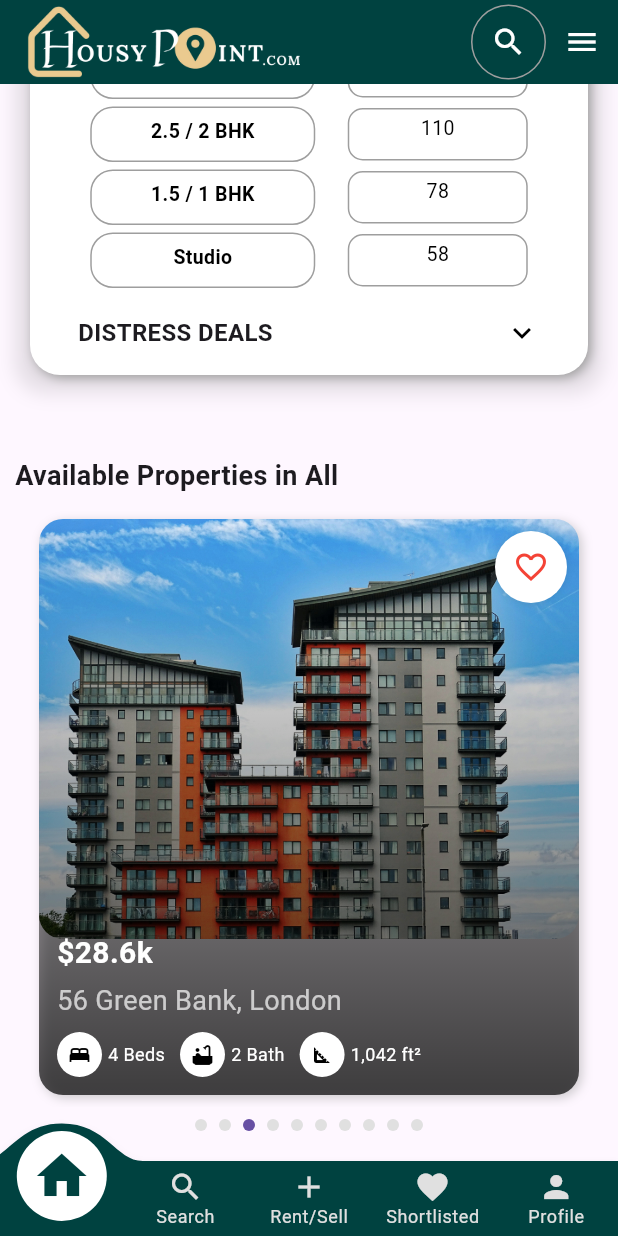
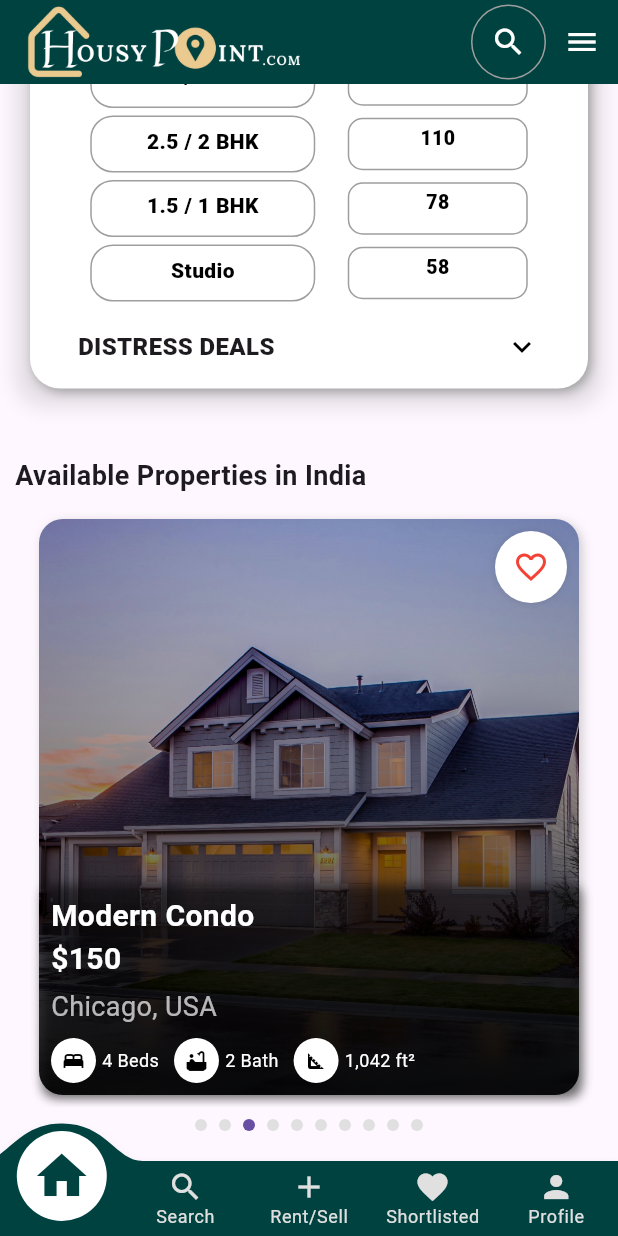
Before and after one commit to prayasjadaun/HousyPoint, a Flutter app: the screen it shows after launch, scrolled down 552 dp, on a phone screen of 412 x 824 dp. Run offline on Flutter 3.47's test engine with Material 3 defaults, Android fonts, the light colour scheme and no system bars; drawn by our look-alikes of convex_bottom_bar; our stand-ins replace country_picker, flutter_spinkit, google_fonts, introduction_screen.

Commit message:
Add Apartment Listing Screen

```diff
--- a/housy_point/analysis_options.yaml
+++ b/housy_point/analysis_options.yaml
@@ -10,6 +10,8 @@
 analyzer:
   errors:
     use_build_context_synchronously: ignore
+    file_names: ignore
+    unused_element: ignore
 include: package:flutter_lints/flutter.yaml
 
 linter:
--- a/housy_point/lib/main.dart
+++ b/housy_point/lib/main.dart
@@ -1,6 +1,7 @@
 import 'package:flutter/material.dart';
 import 'package:housy_point/providers/auth_screen_provider.dart';
 import 'package:housy_point/providers/onbording_provider.dart';
+import 'package:housy_point/views/onBoardScreen/onboard_screen.dart';
 import 'package:housy_point/views/screens/home_screen.dart';
 import 'package:provider/provider.dart';
 import 'providers/home_screen_provider.dart';
@@ -36,7 +37,7 @@ class MyApp extends StatelessWidget {
         primarySwatch: Colors.blue,
       ),
       home: const HomeScreen(),
-      //     OnBoardingScreen(
+      // home: OnBoardingScreen(
       //   onBack: () {},
       // ),
     );
--- /dev/null
+++ b/housy_point/lib/models/apartment_listing_model.dart
@@ -0,0 +1,32 @@
+import 'package:flutter/material.dart';
+import 'package:housy_point/models/property_model.dart';
+
+class ApartmentListing {
+  final Property property;
+  final List<String> images;
+  final String type;
+  final double rating;
+  final int reviewCount;
+  final String title;
+  final String address;
+  final VoidCallback? onBackPressed;
+  final VoidCallback? onSharePressed;
+  final VoidCallback? onFavoritePressed;
+  final VoidCallback? onReadMorePressed;
+  final VoidCallback? onBookNowPressed;
+
+  ApartmentListing({
+    required this.property,
+    this.images = const [],
+    this.type = 'Apartment',
+    this.rating = 0.0,
+    this.reviewCount = 0,
+    this.title = '',
+    this.address = '',
+    this.onBackPressed,
+    this.onSharePressed,
+    this.onFavoritePressed,
+    this.onReadMorePressed,
+    this.onBookNowPressed,
+  });
+}
--- a/housy_point/lib/models/property_model.dart
+++ b/housy_point/lib/models/property_model.dart
@@ -1,10 +1,15 @@
+import 'package:flutter/material.dart';
+
 class Property {
   final String imageUrl;
   final String title;
   final String location;
-  final double bhk;
-  final int reviews;
-  final int price;
+  final double bhk; // Represents the number of bedrooms (e.g., 3.5 BHK)
+  final int reviews; // Total number of reviews for the property
+  final int price; // Price of the property in thousands (e.g., 500 = $500k)
+  final String? description;
+  final List<String>? amenities;
+  final Icon? icon;
 
   Property({
     required this.imageUrl,
@@ -13,5 +18,8 @@ class Property {
     required this.bhk,
     required this.reviews,
     required this.price,
+    this.description,
+    this.amenities,
+    this.icon,
   });
 }
--- a/housy_point/lib/views/auth/registration_screen.dart
+++ b/housy_point/lib/views/auth/registration_screen.dart
@@ -170,7 +170,7 @@ class _RegistrationScreenState extends State<RegistrationScreen> {
                                     ),
                                   );
 
-                                  Navigator.push(
+                                  Navigator.pushReplacement(
                                     context,
                                     MaterialPageRoute(
                                         builder: (context) =>
--- a/housy_point/lib/views/screens/home_screen.dart
+++ b/housy_point/lib/views/screens/home_screen.dart
@@ -266,7 +266,7 @@ class HomeContent extends StatelessWidget {
                       const SizedBox(height: 300),
                       // Property List Section
                       const PropertyListScreen(
-                        selectedCategory: 'All',
+                        selectedCategory: 'India',
                       ),
                       const SizedBox(height: 20),
                     ],
--- a/housy_point/lib/views/screens/porperty_list_screen.dart
+++ b/housy_point/lib/views/screens/porperty_list_screen.dart
@@ -1,6 +1,8 @@
 import 'dart:async';
 import 'package:flutter/material.dart';
+import 'package:housy_point/models/apartment_listing_model.dart';
 import 'package:housy_point/models/property_model.dart';
+import 'package:housy_point/views/screens/apartment_listing_screen.dart';
 import 'package:housy_point/views/widgets/utils/property_card.dart';
 
 class PropertyListScreen extends StatefulWidget {
@@ -25,6 +27,9 @@ class _PropertyListScreenState extends State<PropertyListScreen> {
       bhk: 4.5,
       reviews: 120,
       price: 200,
+      description:
+          'A cozy and affordable apartment in the heart of New York City.',
+      amenities: ['Gym', 'Parking', 'Laundry'],
     ),
     Property(
       imageUrl: 'assets/images/property.jpg',
@@ -33,6 +38,8 @@ class _PropertyListScreenState extends State<PropertyListScreen> {
       bhk: 3.5,
       reviews: 95,
       price: 500,
+      description: 'A luxurious villa with a modern design and stunning views.',
+      amenities: ['Swimming Pool', 'Home Theater', 'Garden'],
     ),
     Property(
       imageUrl: 'assets/images/property.jpg',
@@ -41,6 +48,8 @@ class _PropertyListScreenState extends State<PropertyListScreen> {
       bhk: 4,
       reviews: 75,
       price: 150,
+      description: 'A sleek modern condo in downtown Chicago.',
+      amenities: ['Rooftop Deck', 'Fitness Center', '24/7 Security'],
     ),
     Property(
       imageUrl: 'assets/images/property.jpg',
@@ -49,6 +58,8 @@ class _PropertyListScreenState extends State<PropertyListScreen> {
       bhk: 4,
       reviews: 180,
       price: 700,
+      description: 'A beautiful beachfront property with stunning ocean views.',
+      amenities: ['Private Beach Access', 'Swimming Pool', 'Outdoor Kitchen'],
     ),
     Property(
       imageUrl: 'assets/images/property.jpg',
@@ -57,6 +68,9 @@ class _PropertyListScreenState extends State<PropertyListScreen> {
       bhk: 4.5,
       reviews: 60,
       price: 250,
+      description:
+          'A peaceful cabin surrounded by the scenic mountains of Aspen.',
+      amenities: ['Fireplace', 'Hiking Trails', 'Hot Tub'],
     ),
     Property(
       imageUrl: 'assets/images/property.jpg',
@@ -65,6 +79,9 @@ class _PropertyListScreenState extends State<PropertyListScreen> {
       bhk: 4,
       reviews: 40,
       price: 180,
+      description:
+          'A charming rustic cottage nestled in Vermont’s countryside.',
+      amenities: ['Wood Stove', 'Garden', 'Barn'],
     ),
     Property(
       imageUrl: 'assets/images/property.jpg',
@@ -73,6 +90,8 @@ class _PropertyListScreenState extends State<PropertyListScreen> {
       bhk: 5,
       reviews: 200,
       price: 800,
+      description: 'A luxurious penthouse suite with breathtaking city views.',
+      amenities: ['Rooftop Pool', 'Private Elevator', 'Smart Home Features'],
     ),
     Property(
       imageUrl: 'assets/images/property.jpg',
@@ -81,6 +100,9 @@ class _PropertyListScreenState extends State<PropertyListScreen> {
       bhk: 5,
       reviews: 110,
       price: 300,
+      description:
+          'A charming historic home with a blend of vintage and modern.',
+      amenities: ['Library', 'Wine Cellar', 'Patio'],
     ),
     Property(
       imageUrl: 'assets/images/property.jpg',
@@ -89,6 +111,8 @@ class _PropertyListScreenState extends State<PropertyListScreen> {
       bhk: 3,
       reviews: 85,
       price: 220,
+      description: 'A peaceful farmhouse retreat perfect for relaxation.',
+      amenities: ['Porch Swing', 'Farm Animals', 'Open Fields'],
     ),
     Property(
       imageUrl: 'assets/images/property.jpg',
@@ -97,6 +121,9 @@ class _PropertyListScreenState extends State<PropertyListScreen> {
       bhk: 4,
       reviews: 130,
       price: 350,
+      description:
+          'A stylish urban loft with stunning views of Seattle’s skyline.',
+      amenities: ['Industrial Design', 'High Ceilings', 'Skylights'],
     ),
   ];
 
@@ -144,6 +171,18 @@ class _PropertyListScreenState extends State<PropertyListScreen> {
           SizedBox(
             height: 400,
             child: GestureDetector(
+              onTap: () {
+                Navigator.push(
+                  context,
+                  MaterialPageRoute(
+                    builder: (context) => ApartmentListingScreen(
+                      apartmentListing: ApartmentListing(
+                        property: properties[_currentPage],
+                      ),
+                    ),
+                  ),
+                );
+              },
               onPanDown: (_) => _stopAutoScroll(),
               onPanCancel: () => _startAutoScroll(),
               onPanEnd: (_) => _startAutoScroll(),
--- a/housy_point/lib/views/widgets/utils/menu_items.dart
+++ b/housy_point/lib/views/widgets/utils/menu_items.dart
@@ -20,13 +20,13 @@ class MenuItem extends StatelessWidget {
   Widget build(BuildContext context) {
     return Container(
       decoration: BoxDecoration(
-          color: Colors.white,
+          color: Colors.grey.shade100,
           borderRadius: BorderRadius.circular(20),
           border: Border.all(color: Colors.grey)),
       child: ListTile(
         leading: Icon(
           icon,
-          color: Colors.blue.shade900,
+          color: Color(0xFF004253),
         ),
         title: Text(title),
         subtitle: subtitle != null ? Text(subtitle!) : null,
@@ -43,7 +43,7 @@ class MenuItem extends StatelessWidget {
               )
             : const Icon(
                 Icons.chevron_right,
-                color: Colors.blue,
+                color: Color(0xFF004253),
               ),
         onTap: onTap,
       ),
--- a/housy_point/lib/views/widgets/utils/property_card.dart
+++ b/housy_point/lib/views/widgets/utils/property_card.dart
@@ -27,8 +27,8 @@ class PropertyCard extends StatelessWidget {
           ClipRRect(
             borderRadius: BorderRadius.circular(16),
             child: Image.asset(
-              'assets/images/propertyone.jpeg',
-              height: 280,
+              property.imageUrl,
+              height: double.infinity,
               width: double.infinity,
               fit: BoxFit.cover,
             ),
@@ -40,7 +40,7 @@ class PropertyCard extends StatelessWidget {
                 borderRadius: BorderRadius.circular(16),
                 gradient: LinearGradient(
                   colors: [
-                    Colors.black.withOpacity(0.7),
+                    Colors.black.withOpacity(0.9),
                     Colors.transparent,
                   ],
                   begin: Alignment.bottomCenter,
@@ -49,15 +49,39 @@ class PropertyCard extends StatelessWidget {
               ),
             ),
           ),
-          // Foreground Content
-          Padding(
-            padding: const EdgeInsets.all(12.0),
+          Positioned(
+            child: // Foreground Content
+                Column(
+              crossAxisAlignment: CrossAxisAlignment.start,
+              children: [
+                const Spacer(),
+                Container(
+                  padding: const EdgeInsets.all(8.0),
+                  width: double.infinity,
+                  decoration: BoxDecoration(
+                    boxShadow: [
+                      BoxShadow(
+                        color: Colors.black.withOpacity(0.5),
+                        blurRadius: 5,
+                        offset: const Offset(2, 2),
+                      ),
+                    ],
+                    // color: Colors.black.withOpacity(0.5),
+                    borderRadius: BorderRadius.circular(8.0),
+                  ),
                   child: Column(
                     crossAxisAlignment: CrossAxisAlignment.start,
                     children: [
-                const Spacer(),
                       Text(
-                  '\$28.6k',
+                        property.title,
+                        style: const TextStyle(
+                          color: Colors.white,
+                          fontWeight: FontWeight.bold,
+                          fontSize: 20,
+                        ),
+                      ),
+                      Text(
+                        '\$${property.price}',
                         style: const TextStyle(
                           color: Colors.white,
                           fontWeight: FontWeight.bold,
@@ -66,7 +90,7 @@ class PropertyCard extends StatelessWidget {
                       ),
                       const SizedBox(height: 4),
                       Text(
-                  '56 Green Bank, London',
+                        property.location,
                         style: const TextStyle(
                           color: Colors.white70,
                           fontSize: 18,
@@ -85,6 +109,10 @@ class PropertyCard extends StatelessWidget {
                     ],
                   ),
                 ),
+              ],
+            ),
+          ),
+
           // Heart Icon
           Positioned(
             top: 8,
--- a/housy_point/lib/views/widgets/utils/property_filter.dart
+++ b/housy_point/lib/views/widgets/utils/property_filter.dart
@@ -110,7 +110,7 @@ class _PropertyFiltersState extends State<PropertyFilters> {
                 Text(
                   developer,
                   style: const TextStyle(
-                      fontWeight: FontWeight.bold, color: Colors.white),
+                      fontWeight: FontWeight.w900, color: Colors.white),
                 ),
               ],
             ),
@@ -149,7 +149,7 @@ class _PropertyFiltersState extends State<PropertyFilters> {
               label,
               style: TextStyle(
                 color: isSelected ? Colors.black : Colors.white,
-                fontWeight: FontWeight.bold,
+                fontWeight: FontWeight.w900,
               ),
             ),
           ],
@@ -182,11 +182,11 @@ class _PropertyFiltersState extends State<PropertyFilters> {
               child: Text(
                 _propertyTypes[index],
                 style: TextStyle(
-                  fontSize: 12,
+                  fontSize: 14,
                   color: _selectedPropertyTypeIndex == index
                       ? Color(0xFF004240)
                       : Colors.black,
-                  fontWeight: FontWeight.bold,
+                  fontWeight: FontWeight.w900,
                 ),
               ),
             ),
@@ -243,6 +243,7 @@ class _PropertyFiltersState extends State<PropertyFilters> {
                         Text(
                           count,
                           style: const TextStyle(
+                            fontWeight: FontWeight.w900,
                             fontSize: 13,
                             color: Colors.black,
                           ),
@@ -269,8 +270,8 @@ class _PropertyFiltersState extends State<PropertyFilters> {
       child: Text(
         bhkType,
         style: TextStyle(
-          fontSize: 13,
-          fontWeight: FontWeight.w600,
+          fontSize: 14,
+          fontWeight: FontWeight.w900,
           color: isSelected ? Color(0xFF004240) : Colors.black,
         ),
       ),
@@ -295,7 +296,7 @@ class _PropertyFiltersState extends State<PropertyFilters> {
                         'DISTRESS DEALS',
                         style: TextStyle(
                           fontSize: 16,
-                          fontWeight: FontWeight.bold,
+                          fontWeight: FontWeight.w900,
                         ),
                       ),
                       GestureDetector(
```
Also changed, not shown: housy_point/lib/views/screens/apartment_listing_screen.dart (added, +507 -0 lines), housy_point/lib/views/screens/menu_screen.dart (+9 -2 lines), housy_point/lib/models/Bottom_icon_model.dart (line endings or trailing spaces). Lines whose indentation alone changed are shown as unchanged.
